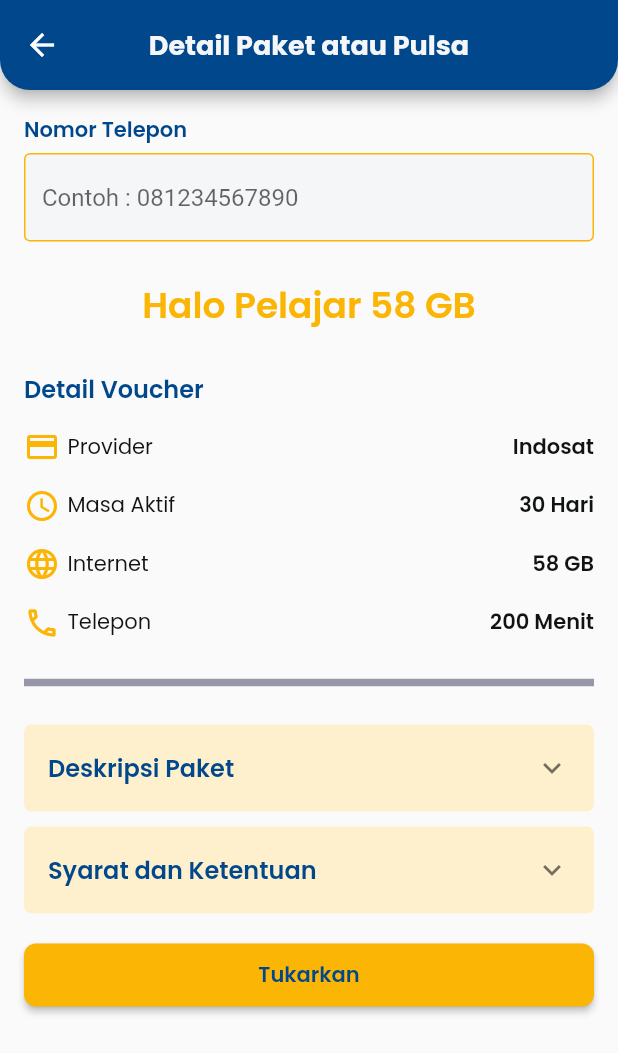
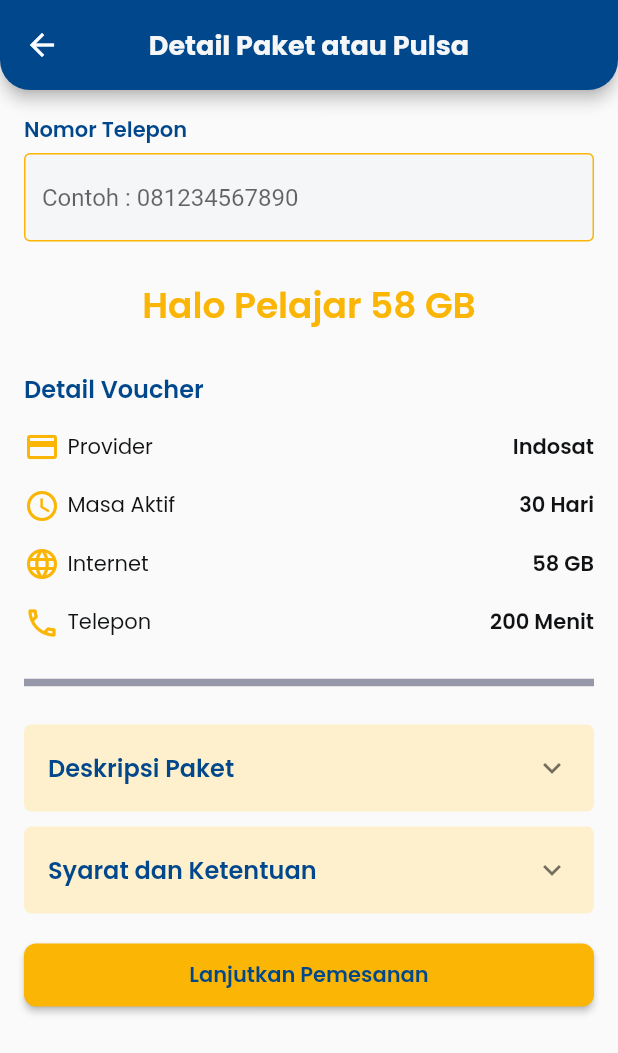
Before and after one commit to Kelompok4-LoyaltyPointAgent/Flutter, a Flutter app: the RekomendasiPemesananScreen screen opened directly, on a phone screen of 412 x 824 dp. Shown: the top 1053 px of the screen. Run offline on Flutter 3.47's test engine with Material 2 defaults, Android fonts, the phone set to English and light mode, and no system bars; our stand-ins replace carousel_slider, dropdown_button2, google_fonts, sizer.

Commit message:
perubahan button

```diff
--- a/loyalty_point_agent/lib/screen/rekomendasi/rekomendasi_pemesanan_screen.dart
+++ b/loyalty_point_agent/lib/screen/rekomendasi/rekomendasi_pemesanan_screen.dart
@@ -255,7 +255,7 @@ class _RekomendasiPemesananScreenState
                     ),
                   ),
                   child: Text(
-                    'Tukarkan',
+                    'Lanjutkan Pemesanan',
                     style: navyTextStyle.copyWith(
                       fontWeight: semiBold,
                     ),
```
